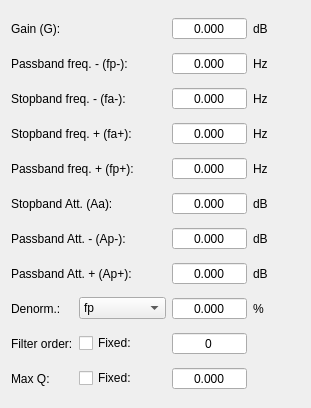
Above: app/designer/filters_data/band_stop.ui from grupo-tc-volcan/TP4 before the change. Below: the same form after it.
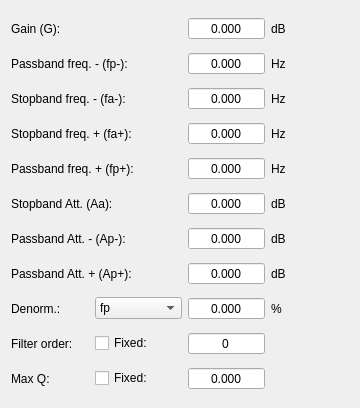
That is the form after the change.

Commit message: Parent class FilterApproximator created

```diff
--- a/app/designer/filters_data/band_stop.ui
+++ b/app/designer/filters_data/band_stop.ui
@@ -6,7 +6,7 @@
    <rect>
     <x>0</x>
     <y>0</y>
-    <width>311</width>
+    <width>360</width>
     <height>408</height>
    </rect>
   </property>
@@ -364,28 +364,6 @@
      </property>
     </widget>
    </item>
-   <item row="9" column="2">
-    <widget class="QDoubleSpinBox" name="order">
-     <property name="frame">
-      <bool>true</bool>
-     </property>
-     <property name="alignment">
-      <set>Qt::AlignCenter</set>
-     </property>
-     <property name="buttonSymbols">
-      <enum>QAbstractSpinBox::NoButtons</enum>
-     </property>
-     <property name="keyboardTracking">
-      <bool>true</bool>
-     </property>
-     <property name="decimals">
-      <number>0</number>
-     </property>
-     <property name="maximum">
-      <double>20.000000000000000</double>
-     </property>
-    </widget>
-   </item>
    <item row="10" column="0">
     <widget class="QLabel" name="label_15">
      <property name="text">
@@ -429,6 +407,25 @@
      </property>
     </widget>
    </item>
+   <item row="9" column="2">
+    <widget class="QSpinBox" name="order">
+     <property name="frame">
+      <bool>true</bool>
+     </property>
+     <property name="alignment">
+      <set>Qt::AlignCenter</set>
+     </property>
+     <property name="buttonSymbols">
+      <enum>QAbstractSpinBox::NoButtons</enum>
+     </property>
+     <property name="keyboardTracking">
+      <bool>true</bool>
+     </property>
+     <property name="maximum">
+      <number>20</number>
+     </property>
+    </widget>
+   </item>
   </layout>
  </widget>
  <resources/>
```
The commit also changes 22 other files.
